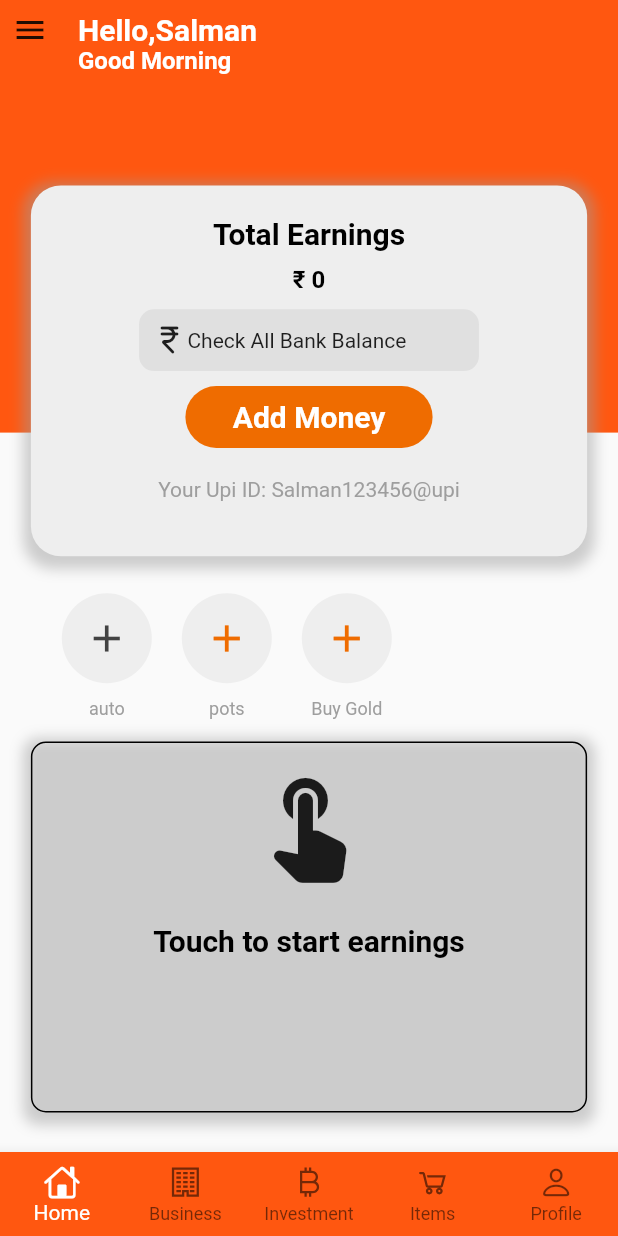
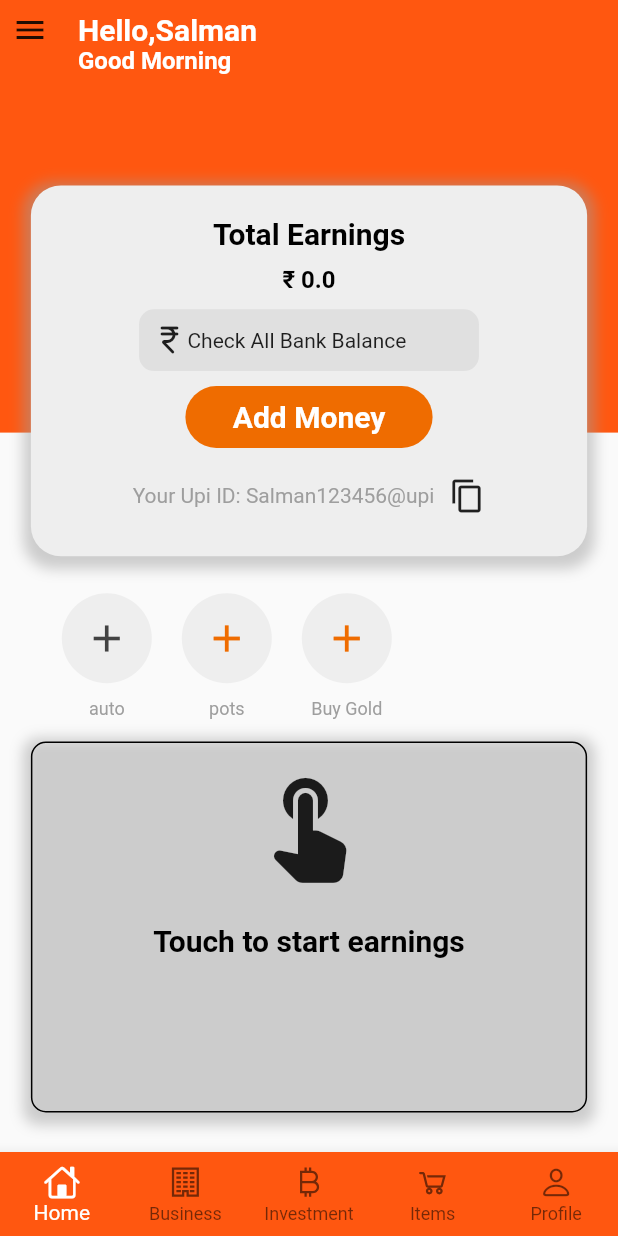
Before and after one commit to salmanulfarisi/business_empire, a Flutter app: the screen it shows after launch, on a phone screen of 412 x 824 dp. Run offline on Flutter 3.47's test engine with Material 2 defaults, Android fonts, the phone set to English and light mode, and no system bars; our stand-ins replace line_icons, shared_preferences.

Commit message:
add copy button home

```diff
--- a/lib/screen/home.dart
+++ b/lib/screen/home.dart
@@ -20,7 +20,7 @@ class HomePage extends StatefulWidget {
 class _HomePageState extends State<HomePage> {
   static const String username = 'Salman';
   String greeting = 'Good Morning';
-  String upiId = '${username}123456';
+  String upiId = '${username}123456@upi';
   bool isVisble = false;
   ValueNotifier earnings = EarningsRepo.earnings;
   // inifite = inifinite value to variable
@@ -115,8 +115,9 @@ class _HomePageState extends State<HomePage> {
 
   getEarnings() async {
     SharedPreferences prefs = await SharedPreferences.getInstance();
-    EarningsRepo.earnings.value = prefs.getInt('earnings') ?? 0;
-    log(prefs.getInt('earnings').toString());
+    EarningsRepo.earnings.value = prefs.getDouble('earnings') ?? 0.0;
+    // EarningsRepo.earnings.value = prefs.getDouble('earnings') ?? 0.0;
+    log(prefs.getDouble('earnings').toString());
   }
 
   @override
--- a/lib/widgets/home_container.dart
+++ b/lib/widgets/home_container.dart
@@ -2,6 +2,7 @@ import 'package:business_empire/utils/utils.dart';
 import 'package:business_empire/widgets/button_widget.dart';
 import 'package:business_empire/widgets/money_repository.dart';
 import 'package:flutter/material.dart';
+import 'package:flutter/services.dart';
 
 class HomeContainer extends StatelessWidget {
   final Size size;
@@ -71,9 +72,28 @@ class HomeContainer extends StatelessWidget {
             onTap: onTap,
           ),
           AppSize().height20,
-          Text(
-            "Your Upi ID: $upiId@upi",
-            style: AppStyle.bodyGrey,
+          Row(
+            mainAxisAlignment: MainAxisAlignment.center,
+            children: [
+              Text(
+                "Your Upi ID: $upiId",
+                style: AppStyle.bodyGrey,
+              ),
+              AppSize().width10,
+              GestureDetector(
+                onTap: () {
+                  Clipboard.setData(ClipboardData(text: upiId));
+                  ScaffoldMessenger.of(context).showSnackBar(
+                    const SnackBar(
+                      content: Text('UPI ID Copied'),
+                    ),
+                  );
+                },
+                child: const Icon(
+                  Icons.copy,
+                ),
+              )
+            ],
           )
         ],
       ),
--- a/lib/widgets/money_repository.dart
+++ b/lib/widgets/money_repository.dart
@@ -2,7 +2,7 @@ import 'package:flutter/material.dart';
 import 'package:shared_preferences/shared_preferences.dart';
 
 class EarningsRepo {
-  static ValueNotifier<int> earnings = ValueNotifier(0);
+  static ValueNotifier<double> earnings = ValueNotifier(0);
 
   static void increamentEarnings(int value) {
     earnings.value = earnings.value + value;
@@ -10,7 +10,7 @@ class EarningsRepo {
 
   setEarnings() async {
     SharedPreferences prefs = await SharedPreferences.getInstance();
-    prefs.setInt('earnings', earnings.value);
+    prefs.setDouble('earnings', earnings.value);
   }
 }
 
```
Also changed, not shown: lib/screen/pot/pot.dart (+41 -25 lines).
